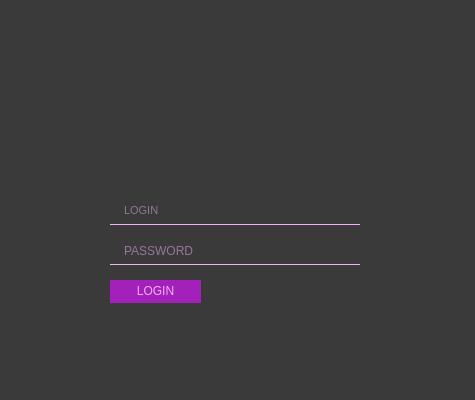
Above: loginform.ui from oleksandrmelnychenko/noltapp before the change. Below: the same form after it.
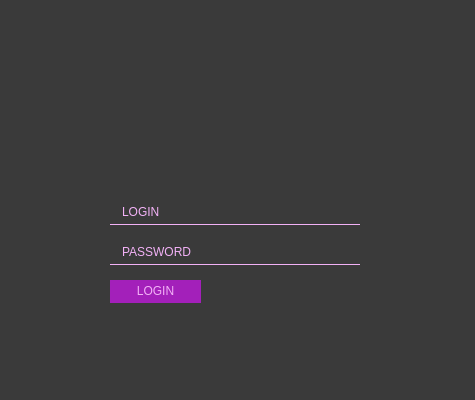
That is the form after the change. Icons and pictures are not drawn.

Commit message: do login

Diff of the .ui file:
```diff
--- a/loginform.ui
+++ b/loginform.ui
@@ -109,7 +109,7 @@
     <string>LOGIN</string>
    </property>
   </widget>
-  <widget class="QTextEdit" name="textEdit">
+  <widget class="QLineEdit" name="lineEditLogin">
    <property name="geometry">
     <rect>
      <x>110</x>
@@ -118,22 +118,17 @@
      <height>25</height>
     </rect>
    </property>
-   <property name="font">
-    <font>
-     <pointsize>8</pointsize>
-    </font>
-   </property>
    <property name="styleSheet">
     <string notr="true">border:none;
 border-bottom:1px solid #f2b1f6;
 color : #f2b1f6;
 padding:0 10px;</string>
    </property>
-   <property name="placeholderText">
+   <property name="text">
     <string>LOGIN</string>
    </property>
   </widget>
-  <widget class="QTextEdit" name="textEdit_2">
+  <widget class="QLineEdit" name="lineEditPassword">
    <property name="geometry">
     <rect>
      <x>110</x>
@@ -142,15 +137,21 @@
      <height>25</height>
     </rect>
    </property>
+   <property name="autoFillBackground">
+    <bool>false</bool>
+   </property>
    <property name="styleSheet">
     <string notr="true">border:none;
 border-bottom:1px solid #f2b1f6;
 color : #f2b1f6;
 padding:0 10px;</string>
    </property>
-   <property name="placeholderText">
+   <property name="text">
     <string>PASSWORD</string>
    </property>
+   <property name="clearButtonEnabled">
+    <bool>false</bool>
+   </property>
   </widget>
  </widget>
  <resources>
```
Left out of the diff: 2 changed lines with no effect on the pictures. The commit also changes 2 other files.
